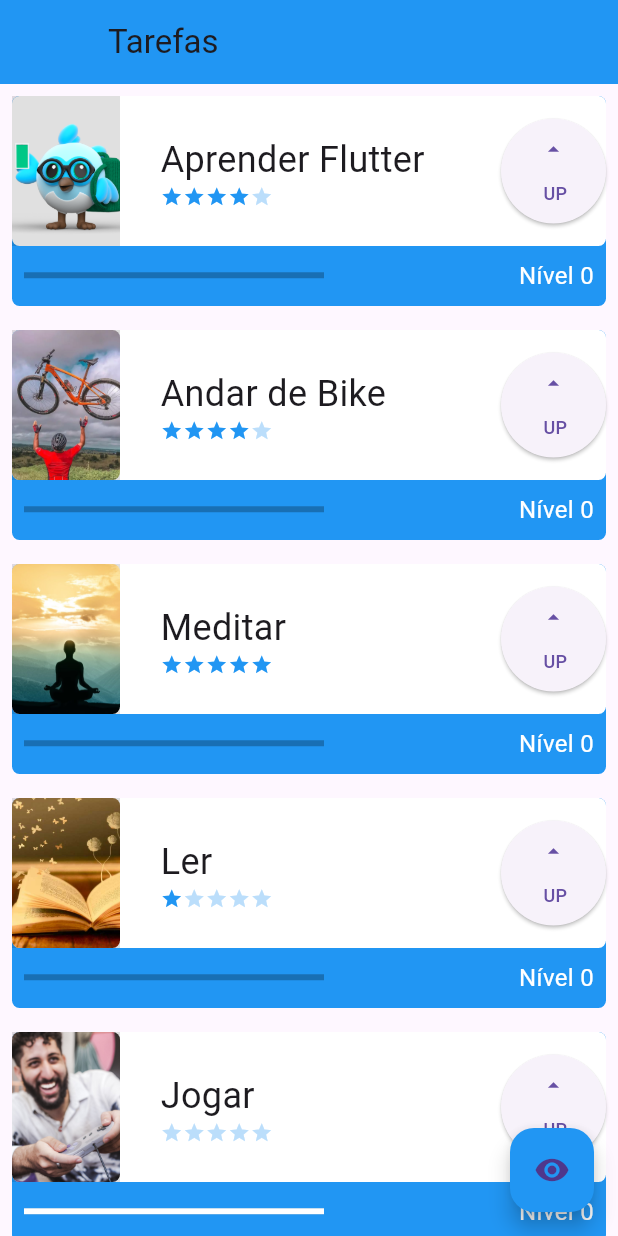
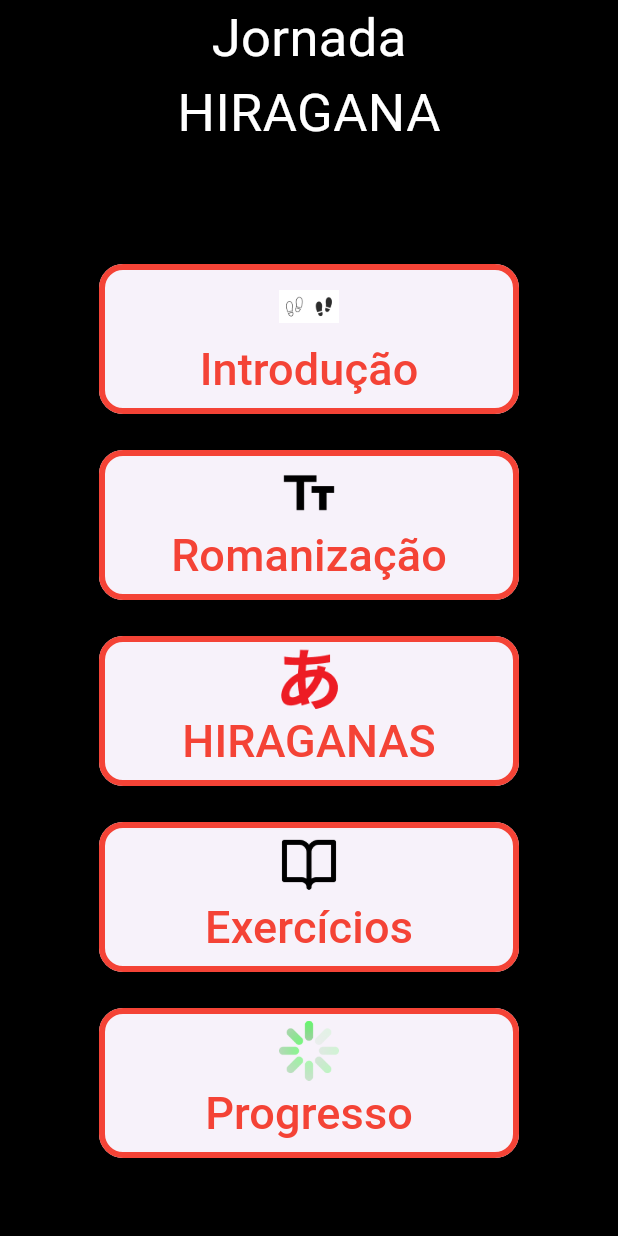
Before and after one commit to GabrielFerreiraBordignon/tasks_flutter, a Flutter app: the screen it shows after launch, on a phone screen of 412 x 824 dp. Run offline on Flutter 3.47's test engine with Material 3 defaults, Android fonts, the phone set to English and light mode, and no system bars.

Commit message:
Hiragana tec

```diff
--- /dev/null
+++ b/lib/components/botao_home_screen.dart
@@ -0,0 +1,38 @@
+import 'package:flutter/material.dart';
+import 'package:flutter_projeto/enums/botaoHomeEnum.dart';
+
+class BotaoHomeScreen extends StatelessWidget {
+
+  const BotaoHomeScreen({Key? key, required this.botao}) : super(key: key);
+  final BotaoHomeEnum botao;
+
+  @override
+  Widget build(BuildContext context) {
+    return Padding(
+      padding: const EdgeInsets.only(top: 24.0),
+      child: ElevatedButton(
+        onPressed: () {
+          print(botao.valor);
+        },
+        style: ButtonStyle(
+          minimumSize: WidgetStateProperty.all(Size(280, 100)),
+          shape: WidgetStateProperty.all(
+            RoundedRectangleBorder(
+              borderRadius: BorderRadius.circular(16),
+              side: BorderSide(
+                color: Colors.red,
+                width: 4.0,
+              ),
+            ),
+          ),
+        ),
+        child: Column(
+          children: [
+            Image.asset(botao.imagem, width: 40, height: 40),
+            Text(botao.nome, style: TextStyle(fontSize: 30, color: Colors.red)),
+          ],
+        ),
+      ),
+    );
+  }
+}
--- a/lib/components/difficulty.dart
+++ /dev/null
@@ -1,54 +0,0 @@
-import 'package:flutter/material.dart';
-
-class Difficulty extends StatelessWidget {
-
-  final int difficultyLevel;
-
-  const Difficulty({
-    required this.difficultyLevel,
-    super.key,
-  });
-
-  @override
-  Widget build(BuildContext context) {
-    return Row(
-      children: [
-        Icon(
-          Icons.star,
-          size: 15,
-          color: (difficultyLevel >= 1
-              ? Colors.blue
-              : Colors.blue[100]),
-        ),
-        Icon(
-          Icons.star,
-          size: 15,
-          color: (difficultyLevel >= 2
-              ? Colors.blue
-              : Colors.blue[100]),
-        ),
-        Icon(
-          Icons.star,
-          size: 15,
-          color: (difficultyLevel >= 3
-              ? Colors.blue
-              : Colors.blue[100]),
-        ),
-        Icon(
-          Icons.star,
-          size: 15,
-          color: (difficultyLevel >= 4
-              ? Colors.blue
-              : Colors.blue[100]),
-        ),
-        Icon(
-          Icons.star,
-          size: 15,
-          color: (difficultyLevel >= 5
-              ? Colors.blue
-              : Colors.blue[100]),
-        ),
-      ],
-    );
-  }
-}
--- a/lib/components/task.dart
+++ /dev/null
@@ -1,147 +0,0 @@
-import 'package:flutter/material.dart';
-
-import 'difficulty.dart';
-
-class Task extends StatefulWidget {
-  final String nome;
-  final String foto;
-  final int dificuldade;
-
-  const Task(this.nome, this.foto, this.dificuldade, {super.key});
-
-  @override
-  State<Task> createState() => _TaskState();
-}
-
-class _TaskState extends State<Task> {
-  int nivel = 0;
-  int maestria = 0;
-
-  @override
-  Widget build(BuildContext context) {
-    _nivel_maestria();
-    return Padding(
-      padding: const EdgeInsets.all(8.0),
-      child: Stack(
-        children: [
-          Container(
-            decoration: BoxDecoration(
-              borderRadius: BorderRadius.circular(5),
-              color: _maestria(),
-            ),
-            height: 140,
-          ),
-          Column(
-            children: [
-              Container(
-                decoration: BoxDecoration(
-                  borderRadius: BorderRadius.circular(5),
-                  color: Colors.white,
-                ),
-                height: 100,
-                child: Row(
-                  mainAxisAlignment: MainAxisAlignment.spaceBetween,
-                  children: [
-                    Container(
-                      color: Colors.black12,
-                      width: 72,
-                      height: 100,
-                      child: ClipRRect(
-                        borderRadius: BorderRadius.circular(5),
-                        child: Image.asset(
-                          widget.foto,
-                          fit: BoxFit.cover,
-                        ),
-                      ),
-                    ),
-                    Column(
-                      mainAxisAlignment: MainAxisAlignment.center,
-                      crossAxisAlignment: CrossAxisAlignment.start,
-                      children: [
-                        SizedBox(
-                            width: 200,
-                            child: Text(
-                              widget.nome,
-                              style: TextStyle(fontSize: 24),
-                              overflow: TextOverflow.ellipsis,
-                            )),
-                        Difficulty(difficultyLevel: widget.dificuldade,),
-                      ],
-                    ),
-                    SizedBox(
-                      height: 70,
-                      width: 70,
-                      child: ElevatedButton(
-                        onPressed: () {
-                          setState(() {
-                            nivel++;
-                          });
-                        },
-                        child: Column(
-                          mainAxisAlignment: MainAxisAlignment.spaceEvenly,
-                          crossAxisAlignment: CrossAxisAlignment.end,
-                          children: [
-                            Icon(Icons.arrow_drop_up),
-                            Text(
-                              'UP',
-                              style: TextStyle(fontSize: 12),
-                            )
-                          ],
-                        ),
-                      ),
-                    )
-                  ],
-                ),
-              ),
-              Row(
-                mainAxisAlignment: MainAxisAlignment.spaceBetween,
-                children: [
-                  Padding(
-                    padding: const EdgeInsets.all(8.0),
-                    child: SizedBox(
-                      width: 200,
-                      child: LinearProgressIndicator(
-                        backgroundColor: Colors.black26,
-                        color: Colors.white,
-                        value: widget.dificuldade > 0
-                            ? nivel / (10 * (widget.dificuldade + maestria))
-                            : 1,
-                      ),
-                    ),
-                  ),
-                  Padding(
-                    padding: const EdgeInsets.all(8.0),
-                    child: Text(
-                      'Nível $nivel',
-                      style: TextStyle(color: Colors.white, fontSize: 16),
-                    ),
-                  ),
-                ],
-              ),
-            ],
-          ),
-        ],
-      ),
-    );
-  }
-  Color _maestria() {
-    if (maestria == 0) {
-      return Colors.blue;
-    } else if (maestria == 1) {
-      return Colors.greenAccent;
-    } else if (maestria == 2) {
-      return Colors.yellow;
-    } else if (maestria == 3) {
-      return Colors.red;
-    } else {
-      return Colors.black;
-    }
-  }
-
-  void _nivel_maestria(){
-    if (nivel / (10 * (widget.dificuldade + maestria)) > 1 && maestria != 4){
-      nivel = 0;
-      maestria ++;
-    }
-  }
-}
--- /dev/null
+++ b/lib/enums/botaoHomeEnum.dart
@@ -0,0 +1,14 @@
+
+enum BotaoHomeEnum {
+  introducao('Introdução', 1, 'assets/images/introducao_img.png'),
+  romanizacao('Romanização', 2, 'assets/images/romanizacao_img.png'),
+  hiraganas('HIRAGANAS', 3, 'assets/images/hiragana_img.png'),
+  exercicios('Exercícios', 4, 'assets/images/exercicios_img.png'),
+  progresso('Progresso', 5, 'assets/images/progresso_img.png');
+
+  final String nome;
+  final int valor;
+  final String imagem;
+
+  const BotaoHomeEnum(this.nome, this.valor, this.imagem);
+}
--- a/lib/main.dart
+++ b/lib/main.dart
@@ -1,7 +1,5 @@
 import 'package:flutter/material.dart';
-
-import 'screens/initial_screen.dart';
-
+import 'package:flutter_projeto/screens/home_screen.dart';
 
 void main() {
   runApp(const MyApp());
@@ -13,9 +11,9 @@ class MyApp extends StatelessWidget {
   @override
   Widget build(BuildContext context) {
     return MaterialApp(
-      title: 'Flutter Demo',
+      title: 'Hiragana Tec',
       theme: ThemeData(primarySwatch: Colors.blue),
-      home: const InitalScreen(),
+      home: const HomeScreen(),
     );
   }
 }
--- /dev/null
+++ b/lib/screens/home_screen.dart
@@ -0,0 +1,57 @@
+import 'package:flutter/material.dart';
+
+import '../components/botao_home_screen.dart';
+import '../enums/botaoHomeEnum.dart';
+
+class HomeScreen extends StatelessWidget {
+  const HomeScreen({super.key});
+
+  @override
+  Widget build(BuildContext context) {
+    return Scaffold(
+      backgroundColor: Colors.black,
+      appBar: PreferredSize(
+        preferredSize: Size.fromHeight(100),
+        child: AppBar(
+          backgroundColor: Colors.black,
+          flexibleSpace: SafeArea(
+              child: Padding(
+            padding: const EdgeInsets.all(0.0),
+            child: Column(
+              children: [
+                Text(
+                  'Jornada',
+                  style: TextStyle(fontSize: 35, color: Colors.white),
+                ),
+                Text(
+                  'HIRAGANA',
+                  style: TextStyle(fontSize: 35, color: Colors.white),
+                )
+              ],
+            ),
+          )),
+        ),
+      ),
+      body: Container(
+        alignment: Alignment.center,
+        child: Column(mainAxisAlignment: MainAxisAlignment.center, children: [
+          BotaoHomeScreen(
+            botao: BotaoHomeEnum.introducao,
+          ),
+          BotaoHomeScreen(
+            botao: BotaoHomeEnum.romanizacao,
+          ),
+          BotaoHomeScreen(
+            botao: BotaoHomeEnum.hiraganas,
+          ),
+          BotaoHomeScreen(
+            botao: BotaoHomeEnum.exercicios,
+          ),
+          BotaoHomeScreen(
+            botao: BotaoHomeEnum.progresso,
+          ),
+        ]),
+      ),
+    );
+  }
+}
--- a/lib/screens/initial_screen.dart
+++ /dev/null
@@ -1,61 +0,0 @@
-import 'package:flutter/material.dart';
-import 'package:flutter_projeto/components/task.dart';
-
-class InitalScreen extends StatefulWidget {
-  const InitalScreen({super.key});
-
-  @override
-  State<InitalScreen> createState() => _InitalScreenState();
-}
-
-class _InitalScreenState extends State<InitalScreen> {
-  bool opacidade = true;
-
-  @override
-  Widget build(BuildContext context) {
-    return Scaffold(
-      appBar: AppBar(
-        leading: Container(),
-        backgroundColor: Colors.blue,
-        title: Text('Tarefas'),
-      ),
-      body: AnimatedOpacity(
-        opacity: opacidade == true ? 1 : 0,
-        duration: Duration(milliseconds: 800),
-        child: ListView(
-          scrollDirection: Axis.vertical,
-          children: [
-            Task(
-                'Aprender Flutter',
-                'assets/images/dash (1).png',
-                4),
-            Task(
-                'Andar de Bike',
-                'assets/images/bike (1).webp',
-                4),
-            Task(
-                'Meditar',
-                'assets/images/meditar (1).jpeg',
-                5),
-            Task(
-                'Ler',
-                'assets/images/livro (1).jpg',
-                1),
-            Task('Jogar',
-                'assets/images/jogar (1).jpg', 0),
-            SizedBox(height: 80,)
-          ],
-        ),
-      ),
-      floatingActionButton: FloatingActionButton(
-        onPressed: () {
-          setState(() {
-            opacidade = !opacidade;
-          });
-        },
-        backgroundColor: Colors.blue,
-        child: Icon(Icons.remove_red_eye),
-      ),
-    );
-  }
-}
--- /dev/null
+++ b/lib/screens/introducao_screen.dart
@@ -0,0 +1,28 @@
+
+import 'package:flutter/material.dart';
+
+class IntroducaoScreen extends StatelessWidget {
+  const IntroducaoScreen({super.key});
+
+  @override
+  Widget build(BuildContext context) {
+    return Scaffold(
+      backgroundColor: Colors.black,
+      appBar: AppBar(
+        title: Text('Introdução'),
+        backgroundColor: Colors.black,
+        centerTitle: true,
+      ),
+      body: Center(
+        child: Padding(
+          padding: const EdgeInsets.all(16.0),
+          child: Text(
+            'Bem-vindo à introdução do Hiragana Tec! Aqui você aprenderá os fundamentos do Hiragana, um dos silabários japoneses.',
+            style: TextStyle(color: Colors.white, fontSize: 20),
+            textAlign: TextAlign.center,
+          ),
+        ),
+      ),
+    );
+  }
+}
--- a/lib/screens/minha_primeira_tela.dart
+++ /dev/null
@@ -1,159 +0,0 @@
-import 'package:flutter/material.dart';
-
-class MyFirstWidget extends StatelessWidget {
-  const MyFirstWidget({super.key});
-
-  @override
-  Widget build(BuildContext context) {
-    return Container(
-      color: Colors.white,
-      child: Column(
-        mainAxisAlignment: MainAxisAlignment.spaceEvenly,
-        crossAxisAlignment: CrossAxisAlignment.center,
-        children: [
-          Row(
-            mainAxisAlignment: MainAxisAlignment.spaceEvenly,
-            children: [
-              Container(
-                color: Colors.yellow,
-                width: 100,
-                height: 100,
-              ),
-              Container(
-                color: Colors.green,
-                width: 100,
-                height: 100,
-              ),
-              Container(
-                color: Color.from(alpha: 1, red: 43, green: 33, blue: 123),
-                width: 100,
-                height: 100,
-              ),
-            ],
-          ),
-          Row(
-            mainAxisAlignment: MainAxisAlignment.spaceEvenly,
-            children: [
-              Container(
-                color: Colors.blueAccent,
-                width: 100,
-                height: 100,
-              ),
-              Container(
-                color: Colors.deepOrangeAccent,
-                width: 100,
-                height: 100,
-              ),
-              Container(
-                color: Colors.red,
-                width: 100,
-                height: 100,
-              ),
-            ],
-          ),
-          Row(
-            mainAxisAlignment: MainAxisAlignment.spaceEvenly,
-            children: [
-              Container(
-                color: Colors.pink,
-                width: 100,
-                height: 100,
-              ),
-              Container(
-                color: Colors.tealAccent,
-                width: 100,
-                height: 100,
-              ),
-              Container(
-                color: Colors.cyanAccent,
-                width: 100,
-                height: 100,
-              ),
-            ],
-          ),
-        ],
-      ),
-    );
-  }
-}
-
-// class Square extends StatelessWidget {
-//   late Color cor1;
-//   late Color cor2;
-//   late Color cor3;
-//
-//   Square(this.cor1, this.cor2, this.cor3);
-//
-//   @override
-//   Widget build(BuildContext context) {
-//     // TODO: implement build
-//     return Padding(
-//       padding: const EdgeInsets.only(left: 5, right: 10, top: 15),
-//       child: Container(
-//         decoration: BoxDecoration(
-//           borderRadius: BorderRadius.circular(5),
-//         ),
-//         child: Row(
-//           children: [
-//             Container(
-//               decoration: BoxDecoration(
-//                 border: Border.all(
-//                   color: Colors.black,
-//                   width: 2.0,
-//                 ),
-//                 borderRadius: BorderRadius.circular(25),
-//               ),
-//               child: ClipRRect(
-//                 borderRadius: BorderRadius.circular(25),
-//                 child: Container(
-//                   color: cor1,
-//                   width: 120,
-//                   height: 160,
-//                 ),
-//               ),
-//             ),
-//             Container(
-//               decoration: BoxDecoration(
-//                 border: Border.all(
-//                   color: Colors.black,
-//                   width: 2.0,
-//                 ),
-//                 borderRadius: BorderRadius.circular(25),
-//               ),
-//               child: ClipRRect(
-//                 borderRadius: BorderRadius.circular(25),
-//                 child: Container(
-//                   color: cor2,
-//                   width: 120,
-//                   height: 160,
-//                 ),
-//               ),
-//             ),
-//             Container(
-//               decoration: BoxDecoration(
-//                 border: Border.all(
-//                   color: Colors.black,
-//                   width: 2.0,
-//                 ),
-//                 borderRadius: BorderRadius.circular(25),
-//               ),
-//               child: ClipRRect(
-//                 borderRadius: BorderRadius.circular(25),
-//                 child: Container(
-//                   color: cor3,
-//                   width: 120,
-//                   height: 160,
-//                 ),
-//               ),
-//             ),
-//           ],
-//         ),
-//       ),
-//     );
-//   }
-// }
-
-// Square(Colors.blue, Colors.black12, Colors.cyanAccent),
-// Square(Colors.green, Colors.deepOrange, Colors.greenAccent),
-// Square(Colors.yellow, Colors.red, Colors.greenAccent),
-// Square(Colors.greenAccent, Colors.black, Colors.greenAccent)
```
Also changed, not shown: assets/images/bike (1).webp (deleted), assets/images/dash (1).png (deleted), assets/images/exercicios_img.png (added), assets/images/hiragana_img.png (added), assets/images/introducao_img.png (added), assets/images/jogar (1).jpg (deleted), assets/images/livro (1).jpg (deleted), assets/images/meditar (1).jpeg (deleted), assets/images/progresso_img.png (added), assets/images/romanizacao_img.png (added).
